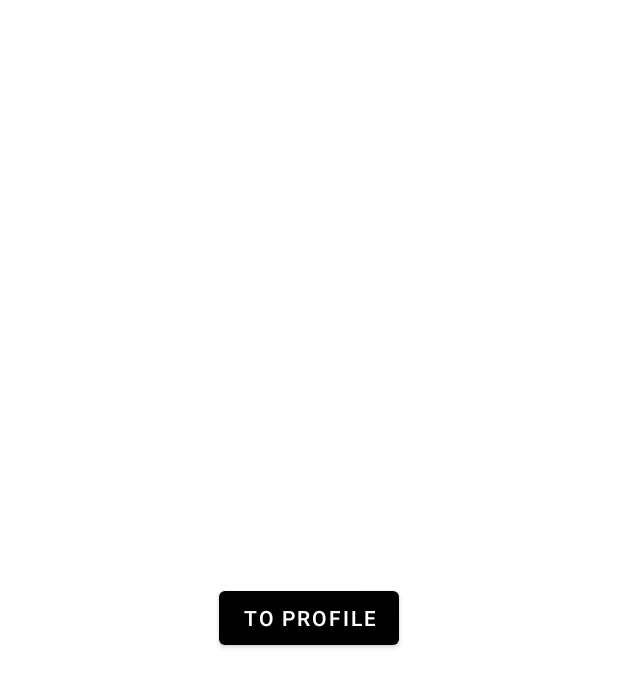
After one commit to Bishal789/Gharmai, an Android app: the MainActivity screen opened directly, with no data from a screen before it, on a phone screen of 412 x 824 dp. The commit adds this screen. Shown: the top 687 px of the screen. Run offline under Robolectric (Android 15) with nearby library versions, the phone set to English and light mode, and no system bars.

Commit message:
Code added for user profile

```diff
--- a/app/build.gradle
+++ b/app/build.gradle
@@ -49,6 +49,8 @@ dependencies {
     implementation 'androidx.appcompat:appcompat:1.4.0'
     implementation 'com.google.android.material:material:1.4.0'
     implementation 'androidx.constraintlayout:constraintlayout:2.1.2'
+    implementation 'com.android.support:appcompat-v7:28.0.0'
+    implementation 'com.android.support.constraint:constraint-layout:2.0.4'
     testImplementation 'junit:junit:4.+'
     androidTestImplementation 'androidx.test.ext:junit:1.1.3'
     androidTestImplementation 'androidx.test.espresso:espresso-core:3.4.0'
--- a/app/src/main/java/com/example/gharmai/UI/LoginActivity.kt
+++ b/app/src/main/java/com/example/gharmai/UI/LoginActivity.kt
@@ -60,7 +60,7 @@ class LoginActivity : AppCompatActivity() {
                     startActivity(
                         Intent(
                             this@LoginActivity,
-                            SplashScreen::class.java
+                            MainActivity::class.java
                         )
                     )
                     Toast.makeText(this@LoginActivity, "Login Success" , Toast.LENGTH_SHORT).show()
--- /dev/null
+++ b/app/src/main/java/com/example/gharmai/UI/MainActivity.kt
@@ -0,0 +1,24 @@
+package com.example.gharmai.UI
+
+import android.content.Intent
+import android.os.Bundle
+import android.widget.Button
+import androidx.appcompat.app.AppCompatActivity
+import com.example.gharmai.R
+
+
+class MainActivity : AppCompatActivity() {
+
+    private lateinit var toProfile: Button
+
+    override fun onCreate(savedInstanceState: Bundle?) {
+        super.onCreate(savedInstanceState)
+        setContentView(R.layout.activity_main2)
+
+        toProfile = findViewById(R.id.toProfile)
+
+        toProfile.setOnClickListener {
+            startActivity(Intent(this@MainActivity, User_Profile::class.java))
+        }
+    }
+}
--- a/app/src/main/java/com/example/gharmai/api/ServiceBuilder.kt
+++ b/app/src/main/java/com/example/gharmai/api/ServiceBuilder.kt
@@ -9,10 +9,11 @@ object ServiceBuilder {
 
     //ip address for physical device
     //10.0.2.2 for emulator
-    private const val BASE_URL = "http://10.0.2.2:90/"
+        private const val BASE_URL = "http://172.25.0.188:90/"
     //    private const val BASE_URL = "http://192.168.137.68:90/"
 //    private const val BASE_URL = "http://localhost:90/"
     var token: String? =null
+    var userId: String?= null
 
     var okHttpClient = OkHttpClient.Builder()
         .connectTimeout(1, TimeUnit.MINUTES)
--- a/app/src/main/java/com/example/gharmai/response/UserResponse.kt
+++ b/app/src/main/java/com/example/gharmai/response/UserResponse.kt
@@ -1,10 +1,14 @@
 package com.example.gharmai.response
+
+import com.example.gharmai.entity.UserEntity
 
 //it receives response from api for sign in/up
 
 
 data class UserResponse(
     val success:Boolean? = null,
-    val token: String? =null
+    val token: String? =null,
+    val data: UserEntity? = null,
+    val ID: String? = null,
 ) {
 }
--- /dev/null
+++ b/app/src/main/res/layout/activity_main2.xml
@@ -0,0 +1,19 @@
+<?xml version="1.0" encoding="utf-8"?>
+<LinearLayout
+    xmlns:android="http://schemas.android.com/apk/res/android"
+    xmlns:app="http://schemas.android.com/apk/res-auto"
+    xmlns:tools="http://schemas.android.com/tools"
+    android:layout_width="match_parent"
+    android:layout_height="match_parent"
+    android:gravity="center"
+    tools:context=".UI.MainActivity">
+
+    <Button
+        android:id="@+id/toProfile"
+        android:text="to profile"
+        android:layout_gravity="center"
+        android:layout_width="wrap_content"
+        android:layout_height="wrap_content"/>
+
+
+</LinearLayout>
--- a/build.gradle
+++ b/build.gradle
@@ -6,7 +6,7 @@ buildscript {
     }
     dependencies {
         classpath 'com.android.tools.build:gradle:7.0.4'
-        classpath "org.jetbrains.kotlin:kotlin-gradle-plugin:1.6.0"
+        classpath 'org.jetbrains.kotlin:kotlin-gradle-plugin:1.6.10'
 
         // NOTE: Do not place your application dependencies here; they belong
         // in the individual module build.gradle files
```
Also changed, not shown: app/src/main/AndroidManifest.xml (+13 -7 lines), app/src/main/java/com/example/gharmai/UI/User_Profile.kt (+73 -3 lines), app/src/main/java/com/example/gharmai/api/UserAPI.kt (+41 -4 lines), app/src/main/java/com/example/gharmai/repository/UserRepository.kt (+26 -0 lines).
